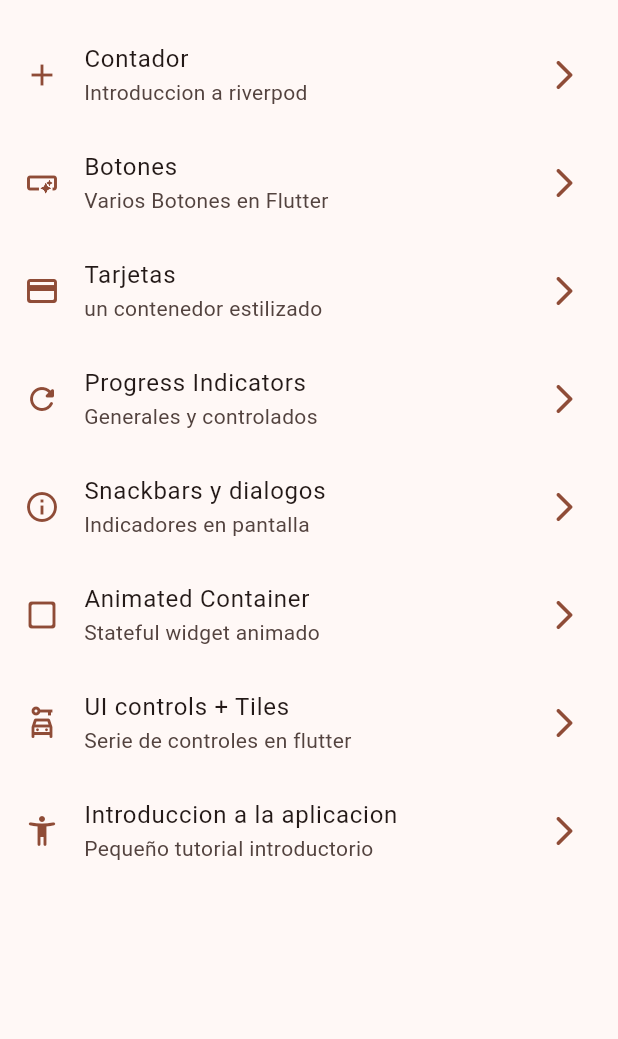
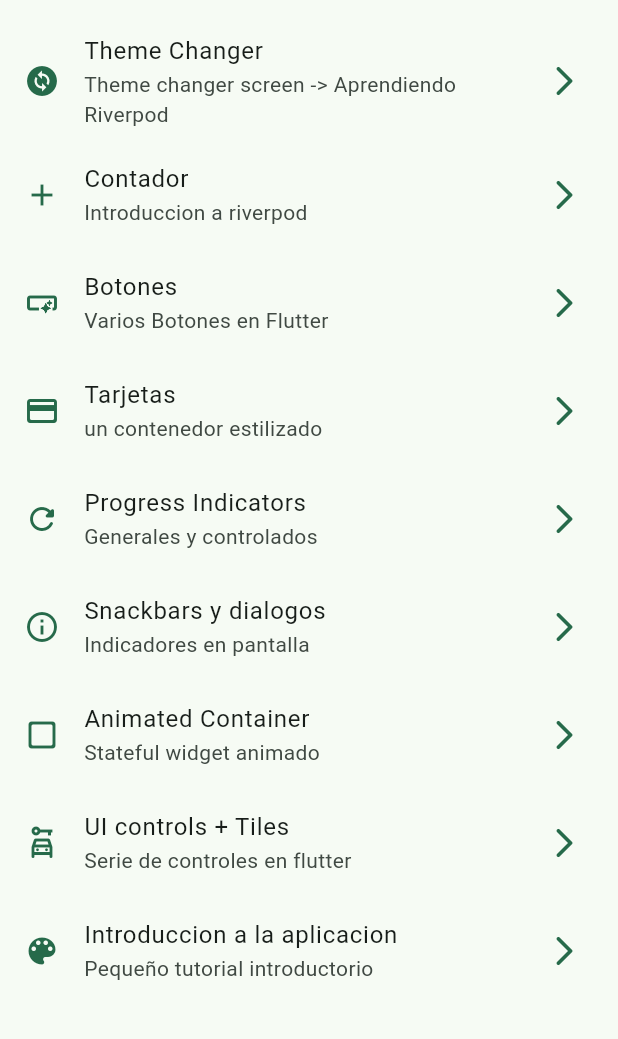
Before and after one commit to Erik-egam/Widgets_app, a Flutter app: the screen it shows after launch, on a phone screen of 412 x 824 dp, the part 63-1102 px from its top. Run offline on Flutter 3.47's test engine with Material 3 defaults, Android fonts, the phone set to English and light mode, and no system bars; our stand-ins replace animate_do, flutter_riverpod, go_router.

Commit message:
state notifier

```diff
--- a/analysis_options.yaml
+++ /dev/null
@@ -1 +0,0 @@
-include: package:flutter_lints/flutter.yaml
--- a/lib/config/menu/menu_items.dart
+++ b/lib/config/menu/menu_items.dart
@@ -1,5 +1,4 @@
 import 'package:flutter/material.dart';
-import 'package:flutter/widgets.dart';
 
 class MenuItems {
   final String title;
@@ -16,6 +15,14 @@ class MenuItems {
 }
 
 const appMenuItems = <MenuItems>[
+  MenuItems(
+    title: "Theme Changer",
+    subTitle: "Theme changer screen -> Aprendiendo Riverpod",
+    link: '/theme_changer',
+    icon: Icons.change_circle,
+  ),
+
+
   MenuItems(
     title: "Contador",
     subTitle: "Introduccion a riverpod",
@@ -69,7 +76,7 @@ const appMenuItems = <MenuItems>[
     title: "Introduccion a la aplicacion",
     subTitle: "Pequeño tutorial introductorio",
     link: '/tutorial',
-    icon: Icons.accessibility_new_rounded,
+    icon: Icons.color_lens_rounded,
   ),
 
 
--- a/lib/config/router/app_router.dart
+++ b/lib/config/router/app_router.dart
@@ -65,5 +65,11 @@ final appRouter = GoRouter(
       builder: (context, state) => const CounterScreen(),
     ),
 
+    GoRoute(
+      path: '/theme_changer',
+      name: ThemeChangerScreen.name,
+      builder: (context, state) => const ThemeChangerScreen(),
+    ),
+
   ],
 );
--- a/lib/config/theme/app_theme.dart
+++ b/lib/config/theme/app_theme.dart
@@ -1,6 +1,6 @@
 import 'package:flutter/material.dart';
 
-const _colorList = <Color>[
+const colorList = <Color>[
   Colors.greenAccent,
   Colors.cyan,
   Colors.deepOrangeAccent,
@@ -14,16 +14,17 @@ const _colorList = <Color>[
 
 class AppTheme {
   final int selectedColor;
+  final bool isDarkMode;
 
-  AppTheme({this.selectedColor = 0}): assert (selectedColor >= 0, "Color must be greater than 0"),
-  assert (selectedColor<_colorList.length, "Color must be less than ${_colorList.length}");
+  AppTheme({this.selectedColor = 0, this.isDarkMode = false}): assert (selectedColor >= 0, "Color must be greater than 0"),
+  assert (selectedColor<colorList.length, "Color must be less than ${colorList.length}");
 
   ThemeData getTheme(){
     return ThemeData(
-      // brightness: Brightness.dark,
+      brightness: isDarkMode ? Brightness.dark : Brightness.light,
       appBarTheme: AppBarTheme(centerTitle: true,),
       useMaterial3: true,
-      colorSchemeSeed: _colorList[selectedColor]
+      colorSchemeSeed: colorList[selectedColor]
     );
   }
 }
--- a/lib/main.dart
+++ b/lib/main.dart
@@ -2,6 +2,7 @@ import 'package:flutter/material.dart';
 import 'package:flutter_riverpod/flutter_riverpod.dart';
 import 'package:widgets_app/config/router/app_router.dart';
 import 'package:widgets_app/config/theme/app_theme.dart';
+import 'package:widgets_app/presentation/providers/theme_provider.dart';
 
 void main() {
   runApp(ProviderScope(
@@ -10,16 +11,20 @@ void main() {
   );
 }
 
-class MainApp extends StatelessWidget {
+class MainApp extends ConsumerWidget {
   const MainApp({super.key});
 
   @override
-  Widget build(BuildContext context) {
+  Widget build(BuildContext context, WidgetRef ref) {
+    final int selectedColor = ref.watch( selectedColorProvider );
+    final bool isDarkMode = ref.watch( isDarkModeProvider );
+
+
     return MaterialApp.router(
       title: 'Flutter Widgets',
 
       debugShowCheckedModeBanner: false,
-      theme: AppTheme(selectedColor: 2).getTheme(),
+      theme: AppTheme(selectedColor: selectedColor, isDarkMode: isDarkMode).getTheme(),
       routerConfig: appRouter,
     );
   }
--- a/lib/presentation/providers/theme_provider.dart
+++ b/lib/presentation/providers/theme_provider.dart
@@ -1,3 +1,7 @@
+import 'package:flutter_riverpod/flutter_riverpod.dart';
 import 'package:flutter_riverpod/legacy.dart';
+import 'package:widgets_app/config/theme/app_theme.dart';
 
 final isDarkModeProvider = StateProvider((ref) => false);
+final selectedColorProvider = StateProvider((ref) => 0);
+final colorListProvider = Provider((ref) => colorList);
--- a/lib/presentation/screens/screens.dart
+++ b/lib/presentation/screens/screens.dart
@@ -7,4 +7,5 @@ export 'package:widgets_app/presentation/screens/home/home_screen.dart';
 export 'package:widgets_app/presentation/screens/infinite_scroll/infinite_scroll_screen.dart';
 export 'package:widgets_app/presentation/screens/progress/progress_screen.dart';
 export 'package:widgets_app/presentation/screens/snackbar/snackbar_screen.dart';
+export 'package:widgets_app/presentation/screens/theme_changer/theme_changer_screen.dart';
 export 'package:widgets_app/presentation/screens/ui_controls/ui_controls_screen.dart';
```
Also changed, not shown: lib/presentation/screens/theme_changer/theme_changer_screen.dart (added, +64 -0 lines).
